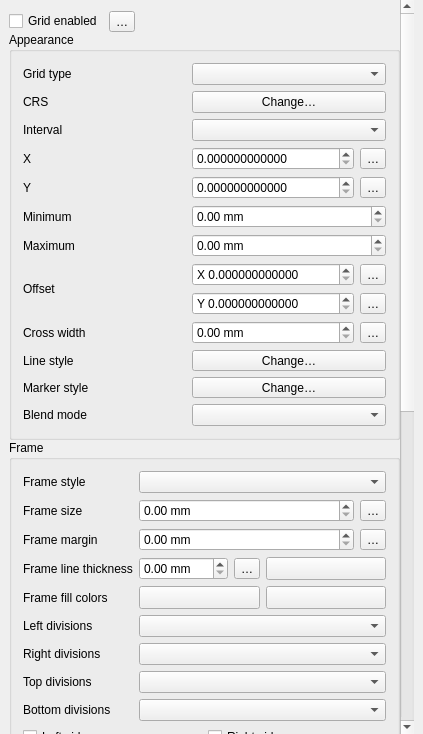
Qt form src/ui/layout/qgslayoutmapgridwidgetbase.ui (qgis/QGIS) before a commit.
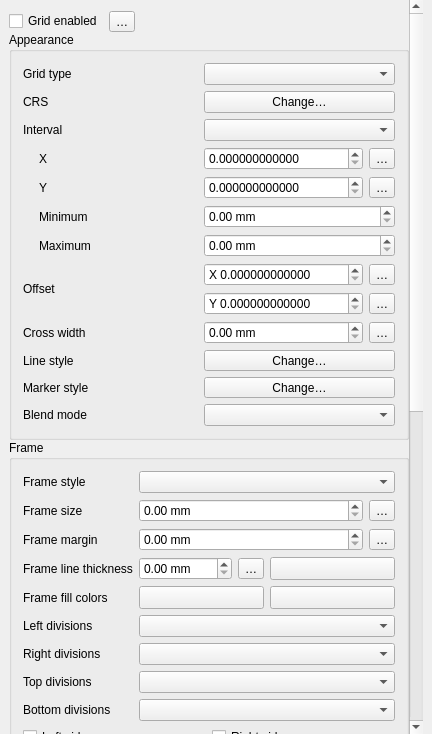
The same form after that commit. Icons and pictures are not drawn. Custom widgets are drawn as their Qt base class.

Commit message: Offset the interval sub items widgets

```diff
--- a/src/ui/layout/qgslayoutmapgridwidgetbase.ui
+++ b/src/ui/layout/qgslayoutmapgridwidgetbase.ui
@@ -6,7 +6,7 @@
    <rect>
     <x>0</x>
     <y>0</y>
-    <width>423</width>
+    <width>432</width>
     <height>734</height>
    </rect>
   </property>
@@ -107,8 +107,8 @@
          <property name="title">
           <string>Appearance</string>
          </property>
-         <layout class="QGridLayout" name="gridLayout_6" columnstretch="0,0,0">
-          <item row="8" column="1" colspan="2">
+         <layout class="QGridLayout" name="gridLayout_6" columnstretch="0,0,0,0">
+          <item row="8" column="2" colspan="2">
            <widget class="QgsDoubleSpinBox" name="mMinWidthSpinBox">
             <property name="enabled">
              <bool>true</bool>
@@ -121,41 +121,41 @@
             </property>
            </widget>
           </item>
-          <item row="6" column="1">
-           <widget class="QgsDoubleSpinBox" name="mIntervalXSpinBox">
-            <property name="prefix">
-             <string/>
-            </property>
-            <property name="decimals">
-             <number>12</number>
-            </property>
-            <property name="maximum">
-             <double>9999999.000000000000000</double>
-            </property>
-           </widget>
-          </item>
           <item row="6" column="2">
+           <widget class="QgsDoubleSpinBox" name="mIntervalXSpinBox">
+            <property name="prefix">
+             <string/>
+            </property>
+            <property name="decimals">
+             <number>12</number>
+            </property>
+            <property name="maximum">
+             <double>9999999.000000000000000</double>
+            </property>
+           </widget>
+          </item>
+          <item row="6" column="3">
            <widget class="QgsPropertyOverrideButton" name="mIntervalXDDBtn">
             <property name="text">
              <string>…</string>
             </property>
            </widget>
           </item>
-          <item row="7" column="0">
+          <item row="7" column="1">
            <widget class="QLabel" name="mIntervalYLabel">
             <property name="text">
              <string>Y</string>
             </property>
            </widget>
           </item>
-          <item row="3" column="1" colspan="2">
+          <item row="3" column="2" colspan="2">
            <widget class="QPushButton" name="mMapGridCRSButton">
             <property name="text">
              <string>Change…</string>
             </property>
            </widget>
           </item>
-          <item row="10" column="1" colspan="2">
+          <item row="10" column="2" colspan="2">
            <layout class="QGridLayout" name="gridLayout_5">
             <item row="2" column="1">
              <widget class="QgsPropertyOverrideButton" name="mOffsetYDDBtn">
@@ -199,7 +199,7 @@
             </item>
            </layout>
           </item>
-          <item row="11" column="1">
+          <item row="11" column="2">
            <widget class="QgsDoubleSpinBox" name="mCrossWidthSpinBox">
             <property name="suffix">
              <string> mm</string>
@@ -212,7 +212,7 @@
             </property>
            </widget>
           </item>
-          <item row="12" column="1" colspan="2">
+          <item row="12" column="2" colspan="2">
            <widget class="QgsSymbolButton" name="mGridLineStyleButton">
             <property name="sizePolicy">
              <sizepolicy hsizetype="Preferred" vsizetype="Fixed">
@@ -225,87 +225,20 @@
             </property>
            </widget>
           </item>
-          <item row="2" column="0">
-           <widget class="QLabel" name="mGridTypeLabel_2">
-            <property name="accessibleName">
-             <string extracomment="Hello translotor"/>
-            </property>
-            <property name="text">
-             <string>Grid type</string>
-            </property>
-            <property name="wordWrap">
-             <bool>false</bool>
-            </property>
-           </widget>
-          </item>
-          <item row="12" column="0">
-           <widget class="QLabel" name="mLineStyleLabel">
-            <property name="text">
-             <string>Line style</string>
-            </property>
-            <property name="wordWrap">
-             <bool>false</bool>
-            </property>
-           </widget>
-          </item>
-          <item row="4" column="0">
-           <widget class="QLabel" name="mIntervalXLabel_2">
-            <property name="text">
-             <string>Interval</string>
-            </property>
-            <property name="wordWrap">
-             <bool>false</bool>
-            </property>
-           </widget>
-          </item>
-          <item row="11" column="0">
-           <widget class="QLabel" name="mCrossWidthLabel">
-            <property name="text">
-             <string>Cross width</string>
-            </property>
-            <property name="wordWrap">
-             <bool>false</bool>
-            </property>
-           </widget>
-          </item>
-          <item row="10" column="0">
-           <widget class="QLabel" name="mOffsetXLabel_2">
-            <property name="text">
-             <string>Offset</string>
-            </property>
-            <property name="wordWrap">
-             <bool>false</bool>
-            </property>
-           </widget>
-          </item>
-          <item row="3" column="0">
-           <widget class="QLabel" name="mMapGridCRSLabel">
-            <property name="text">
-             <string>CRS</string>
-            </property>
-           </widget>
-          </item>
-          <item row="14" column="0">
-           <widget class="QLabel" name="mGridBlendLabel">
-            <property name="text">
-             <string>Blend mode</string>
-            </property>
-           </widget>
-          </item>
-          <item row="11" column="2">
+          <item row="11" column="3">
            <widget class="QgsPropertyOverrideButton" name="mCrossWidthDDBtn">
             <property name="text">
              <string>…</string>
             </property>
            </widget>
           </item>
-          <item row="2" column="1" colspan="2">
+          <item row="2" column="2" colspan="2">
            <widget class="QComboBox" name="mGridTypeComboBox"/>
           </item>
-          <item row="14" column="1" colspan="2">
+          <item row="14" column="2" colspan="2">
            <widget class="QgsBlendModeComboBox" name="mGridBlendComboBox"/>
           </item>
-          <item row="13" column="1" colspan="2">
+          <item row="13" column="2" colspan="2">
            <widget class="QgsSymbolButton" name="mGridMarkerStyleButton">
             <property name="sizePolicy">
              <sizepolicy hsizetype="Preferred" vsizetype="Fixed">
@@ -318,54 +251,44 @@
             </property>
            </widget>
           </item>
-          <item row="13" column="0">
-           <widget class="QLabel" name="mMarkerStyleLabel">
-            <property name="text">
-             <string>Marker style</string>
-            </property>
-            <property name="wordWrap">
-             <bool>false</bool>
-            </property>
-           </widget>
-          </item>
-          <item row="4" column="1" colspan="2">
+          <item row="4" column="2" colspan="2">
            <widget class="QComboBox" name="mMapGridUnitComboBox"/>
           </item>
-          <item row="8" column="0">
+          <item row="8" column="1">
            <widget class="QLabel" name="mMinWidthLabel">
             <property name="text">
              <string>Minimum</string>
             </property>
            </widget>
           </item>
-          <item row="6" column="0">
+          <item row="6" column="1">
            <widget class="QLabel" name="mIntervalXLabel">
             <property name="text">
              <string>X</string>
             </property>
            </widget>
           </item>
-          <item row="7" column="1">
-           <widget class="QgsDoubleSpinBox" name="mIntervalYSpinBox">
-            <property name="prefix">
-             <string/>
-            </property>
-            <property name="decimals">
-             <number>12</number>
-            </property>
-            <property name="maximum">
-             <double>9999999.000000000000000</double>
-            </property>
-           </widget>
-          </item>
           <item row="7" column="2">
+           <widget class="QgsDoubleSpinBox" name="mIntervalYSpinBox">
+            <property name="prefix">
+             <string/>
+            </property>
+            <property name="decimals">
+             <number>12</number>
+            </property>
+            <property name="maximum">
+             <double>9999999.000000000000000</double>
+            </property>
+           </widget>
+          </item>
+          <item row="7" column="3">
            <widget class="QgsPropertyOverrideButton" name="mIntervalYDDBtn">
             <property name="text">
              <string>…</string>
             </property>
            </widget>
           </item>
-          <item row="9" column="1" colspan="2">
+          <item row="9" column="2" colspan="2">
            <widget class="QgsDoubleSpinBox" name="mMaxWidthSpinBox">
             <property name="enabled">
              <bool>true</bool>
@@ -378,13 +301,106 @@
             </property>
            </widget>
           </item>
-          <item row="9" column="0">
+          <item row="9" column="1">
            <widget class="QLabel" name="mMaxWidthLabel">
             <property name="text">
              <string>Maximum</string>
             </property>
            </widget>
           </item>
+          <item row="6" column="0" rowspan="4">
+           <spacer name="horizontalSpacer_3">
+            <property name="orientation">
+             <enum>Qt::Horizontal</enum>
+            </property>
+            <property name="sizeType">
+             <enum>QSizePolicy::Fixed</enum>
+            </property>
+            <property name="sizeHint" stdset="0">
+             <size>
+              <width>10</width>
+              <height>20</height>
+             </size>
+            </property>
+           </spacer>
+          </item>
+          <item row="4" column="0" colspan="2">
+           <widget class="QLabel" name="mIntervalXLabel_2">
+            <property name="text">
+             <string>Interval</string>
+            </property>
+            <property name="wordWrap">
+             <bool>false</bool>
+            </property>
+           </widget>
+          </item>
+          <item row="3" column="0" colspan="2">
+           <widget class="QLabel" name="mMapGridCRSLabel">
+            <property name="text">
+             <string>CRS</string>
+            </property>
+           </widget>
+          </item>
+          <item row="2" column="0" colspan="2">
+           <widget class="QLabel" name="mGridTypeLabel_2">
+            <property name="accessibleName">
+             <string extracomment="Hello translotor"/>
+            </property>
+            <property name="text">
+             <string>Grid type</string>
+            </property>
+            <property name="wordWrap">
+             <bool>false</bool>
+            </property>
+           </widget>
+          </item>
+          <item row="10" column="0" colspan="2">
+           <widget class="QLabel" name="mOffsetXLabel_2">
+            <property name="text">
+             <string>Offset</string>
+            </property>
+            <property name="wordWrap">
+             <bool>false</bool>
+            </property>
+           </widget>
+          </item>
+          <item row="11" column="0" colspan="2">
+           <widget class="QLabel" name="mCrossWidthLabel">
+            <property name="text">
+             <string>Cross width</string>
+            </property>
+            <property name="wordWrap">
+             <bool>false</bool>
+            </property>
+           </widget>
+          </item>
+          <item row="12" column="0" colspan="2">
+           <widget class="QLabel" name="mLineStyleLabel">
+            <property name="text">
+             <string>Line style</string>
+            </property>
+            <property name="wordWrap">
+             <bool>false</bool>
+            </property>
+           </widget>
+          </item>
+          <item row="13" column="0" colspan="2">
+           <widget class="QLabel" name="mMarkerStyleLabel">
+            <property name="text">
+             <string>Marker style</string>
+            </property>
+            <property name="wordWrap">
+             <bool>false</bool>
+            </property>
+           </widget>
+          </item>
+          <item row="14" column="0" colspan="2">
+           <widget class="QLabel" name="mGridBlendLabel">
+            <property name="text">
+             <string>Blend mode</string>
+            </property>
+           </widget>
+          </item>
          </layout>
         </widget>
        </item>
```
